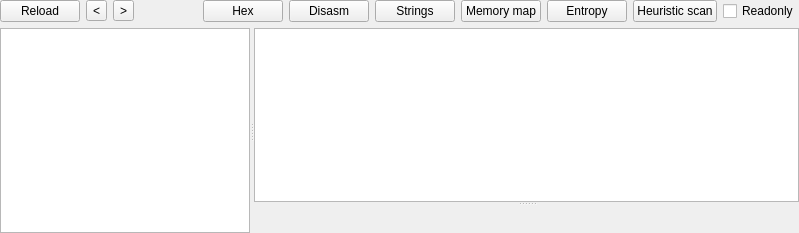
This is ELF/elfwidget.ui in horsicq/FormatWidgets as Qt 5 draws it before an edit. The edited form follows.
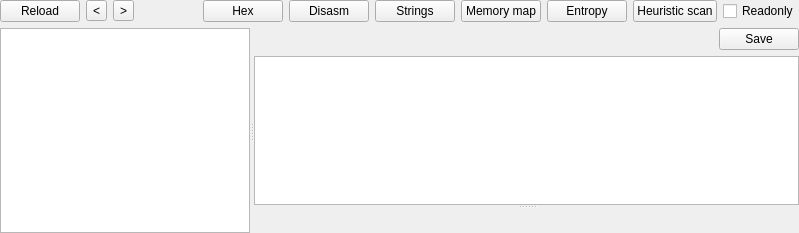
This is the edited form. The open tabs and pages were chosen to show the change. Custom widgets are drawn as their Qt base class.

```diff
--- a/ELF/elfwidget.ui
+++ b/ELF/elfwidget.ui
@@ -332,7 +332,7 @@
        </layout>
       </widget>
       <widget class="QWidget" name="page_Elf_Ehdr">
-       <layout class="QVBoxLayout" name="verticalLayout_3">
+       <layout class="QVBoxLayout" name="verticalLayout_25">
         <property name="leftMargin">
          <number>0</number>
         </property>
@@ -350,6 +350,33 @@
           <property name="orientation">
            <enum>Qt::Vertical</enum>
           </property>
+          <widget class="QWidget" name="">
+           <layout class="QVBoxLayout" name="verticalLayout_3">
+            <item>
+             <layout class="QHBoxLayout" name="horizontalLayout_6">
+              <item>
+               <spacer name="horizontalSpacer_6">
+                <property name="orientation">
+                 <enum>Qt::Horizontal</enum>
+                </property>
+                <property name="sizeHint" stdset="0">
+                 <size>
+                  <width>40</width>
+                  <height>20</height>
+                 </size>
+                </property>
+               </spacer>
+              </item>
+              <item>
+               <widget class="QPushButton" name="pushButtonSave_Elf_Ehdr">
+                <property name="text">
+                 <string>Save</string>
+                </property>
+               </widget>
+              </item>
+             </layout>
+            </item>
+            <item>
           <widget class="QTableWidget" name="tableWidget_Elf_Ehdr">
            <property name="editTriggers">
             <set>QAbstractItemView::NoEditTriggers</set>
@@ -370,7 +397,17 @@
             <number>24</number>
            </attribute>
           </widget>
-          <widget class="ToolsWidget" name="widgetHex_Elf_Ehdr" native="true"/>
+            </item>
+           </layout>
+          </widget>
+          <widget class="ToolsWidget" name="widgetHex_Elf_Ehdr" native="true">
+           <property name="sizePolicy">
+            <sizepolicy hsizetype="Preferred" vsizetype="Preferred">
+             <horstretch>0</horstretch>
+             <verstretch>0</verstretch>
+            </sizepolicy>
+           </property>
+          </widget>
          </widget>
         </item>
        </layout>
```
Left out of the diff: 7 changed lines with no effect on the pictures. Lines whose indentation alone changed are shown as unchanged.
